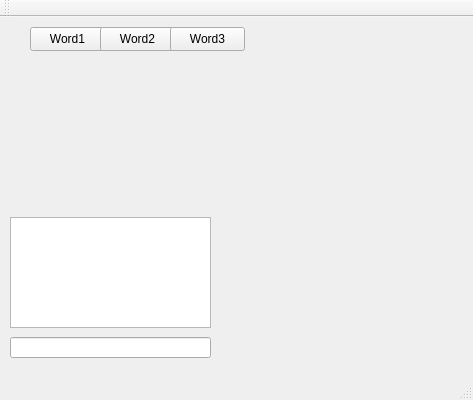
Coyotul/furculita, file Gartic_Client/Client/Client/Gartic.ui: the form before one commit.
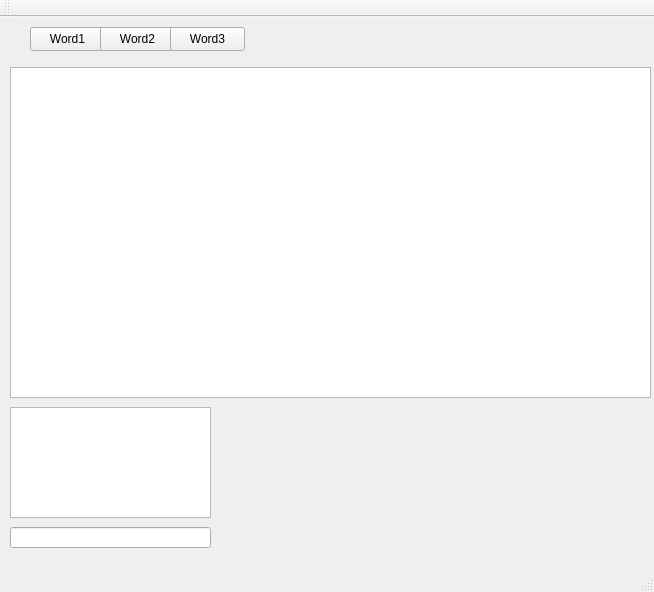
The form after the commit.

Commit message: can draw

Diff of the .ui file:
```diff
--- a/Gartic_Client/Client/Client/Gartic.ui
+++ b/Gartic_Client/Client/Client/Gartic.ui
@@ -6,8 +6,8 @@
    <rect>
     <x>0</x>
     <y>0</y>
-    <width>473</width>
-    <height>400</height>
+    <width>654</width>
+    <height>592</height>
    </rect>
   </property>
   <property name="windowTitle">
@@ -21,7 +21,7 @@
     <property name="geometry">
      <rect>
       <x>10</x>
-      <y>320</y>
+      <y>510</y>
       <width>201</width>
       <height>21</height>
      </rect>
@@ -70,12 +70,22 @@
     <property name="geometry">
      <rect>
       <x>10</x>
-      <y>200</y>
+      <y>390</y>
       <width>201</width>
       <height>111</height>
      </rect>
     </property>
    </widget>
+   <widget class="QGraphicsView" name="drawView">
+    <property name="geometry">
+     <rect>
+      <x>10</x>
+      <y>50</y>
+      <width>641</width>
+      <height>331</height>
+     </rect>
+    </property>
+   </widget>
   </widget>
   <widget class="QMenuBar" name="menuBar">
    <property name="geometry">
```
Left out of the diff: 2 changed lines with no effect on the pictures. The commit also changes 19 other files.
